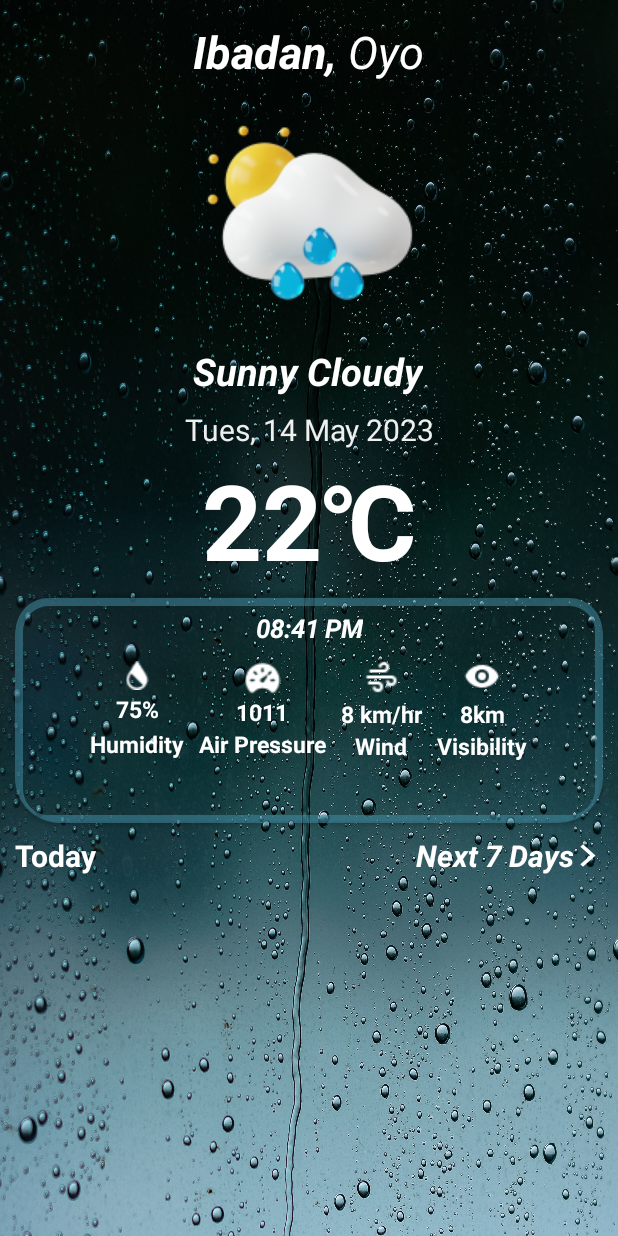
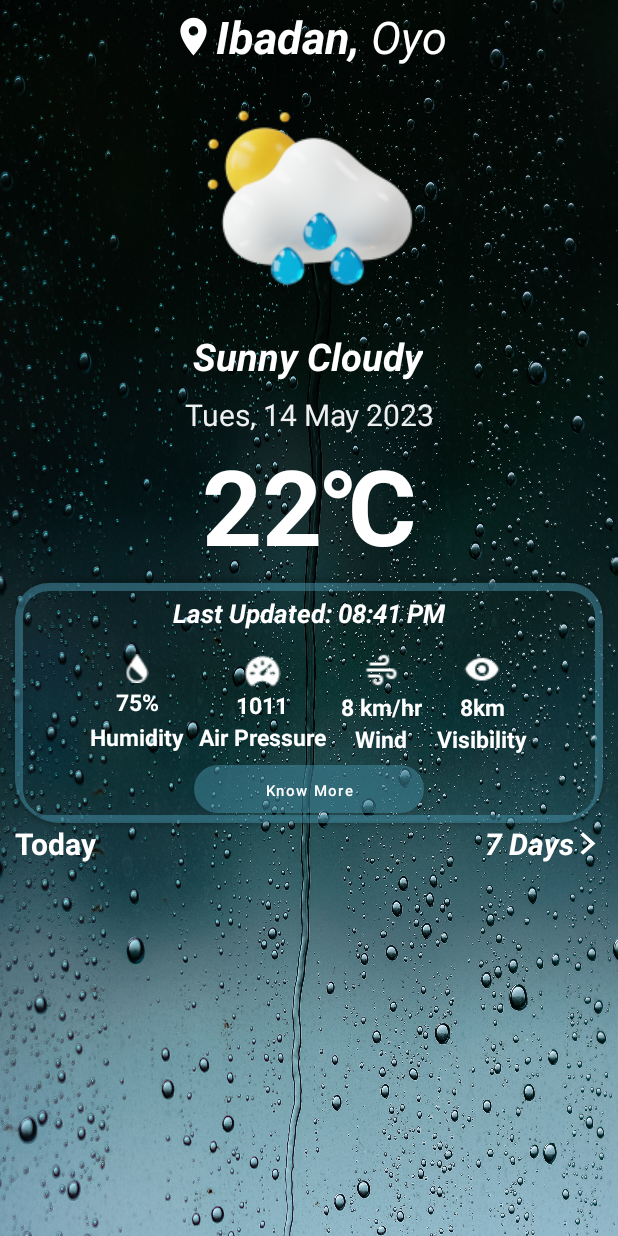
Before and after one commit to Toluwanimi9259/SkyCast, an Android app: the screen it shows after launch (MainActivity), on a phone screen of 412 x 824 dp. Run offline under Robolectric (Android 15) with nearby library versions, the phone set to English and light mode, and no system bars; our stand-ins replace Dagger/Hilt's generated code, Picasso; pictures from the network do not load.

Commit message:
Made some UI changes

```diff
--- /dev/null
+++ b/app/src/main/res/drawable/baseline_location_on_24.xml
@@ -0,0 +1,5 @@
+<vector android:height="30dp" android:tint="#FFFFFF"
+    android:viewportHeight="24" android:viewportWidth="24"
+    android:width="30dp" xmlns:android="http://schemas.android.com/apk/res/android">
+    <path android:fillColor="@android:color/white" android:pathData="M12,2C8.13,2 5,5.13 5,9c0,5.25 7,13 7,13s7,-7.75 7,-13c0,-3.87 -3.13,-7 -7,-7zM12,11.5c-1.38,0 -2.5,-1.12 -2.5,-2.5s1.12,-2.5 2.5,-2.5 2.5,1.12 2.5,2.5 -1.12,2.5 -2.5,2.5z"/>
+</vector>
--- /dev/null
+++ b/app/src/main/res/drawable/know_morebtn.xml
@@ -0,0 +1,7 @@
+<?xml version="1.0" encoding="utf-8"?>
+<shape xmlns:android="http://schemas.android.com/apk/res/android" android:shape="rectangle">
+    <solid android:color="@color/sd"/>
+    <corners android:radius="50dp"/>
+
+
+</shape>
--- a/app/src/main/res/layout/fragment_main.xml
+++ b/app/src/main/res/layout/fragment_main.xml
@@ -7,7 +7,6 @@
     android:layout_height="match_parent"
     android:background="@drawable/sps1"
     android:elevation="200dp"
-    android:padding="10dp"
     tools:context=".presentation.fragments.main.MainFragment">
 
     <ImageView
@@ -40,6 +39,7 @@
             android:layout_height="wrap_content"
             android:layout_gravity="center"
             android:text="Ibadan, "
+            android:drawableLeft="@drawable/baseline_location_on_24"
             android:textColor="@color/white"
             android:textSize="30sp"
             android:textStyle="italic|bold" />
@@ -58,11 +58,11 @@
     <LinearLayout
         android:layout_width="match_parent"
         android:layout_height="0dp"
-        android:layout_marginTop="8dp"
+        android:layout_marginEnd="10dp"
+        android:layout_marginStart="10dp"
         android:orientation="vertical"
         app:layout_constraintBottom_toBottomOf="parent"
         app:layout_constraintEnd_toEndOf="parent"
-        app:layout_constraintHorizontal_bias="0.5"
         app:layout_constraintStart_toStartOf="parent"
         app:layout_constraintTop_toBottomOf="@+id/cardView">
 
@@ -86,8 +86,8 @@
                 android:layout_width="wrap_content"
                 android:layout_height="wrap_content"
                 android:layout_weight="1"
-                android:text="Next 7 Days"
                 android:drawableRight="@drawable/baseline_arrow_forward_ios_24"
+                android:text="7 Days"
                 android:textAlignment="textEnd"
                 android:textColor="@color/white"
                 android:textSize="20sp"
@@ -98,7 +98,7 @@
         <androidx.recyclerview.widget.RecyclerView
             android:id="@+id/rV"
             android:layout_width="match_parent"
-            android:layout_height="wrap_content"
+            android:layout_height="match_parent"
             tools:listitem="@layout/card_item" />
 
     </LinearLayout>
@@ -149,6 +149,8 @@
         android:id="@+id/cardView"
         android:layout_width="match_parent"
         android:layout_height="wrap_content"
+        android:layout_marginEnd="10dp"
+        android:layout_marginStart="10dp"
         android:elevation="20dp"
         app:cardBackgroundColor="@android:color/transparent"
         app:cardCornerRadius="30dp"
@@ -159,7 +161,7 @@
 
         <androidx.constraintlayout.widget.ConstraintLayout
             android:layout_width="match_parent"
-            android:layout_height="150dp"
+            android:layout_height="160dp"
             android:layout_marginTop="5dp"
             android:background="@drawable/roujn"
             app:layout_constraintEnd_toEndOf="parent"
@@ -167,9 +169,27 @@
             app:layout_constraintStart_toStartOf="parent"
             app:layout_constraintTop_toBottomOf="@+id/textViewTemperature">
 
+            <Button
+                android:id="@+id/knowMoreBtn"
+                android:layout_width="153dp"
+                android:layout_height="32dp"
+                android:background="@drawable/know_morebtn"
+                android:text="@string/kn"
+                android:textAllCaps="false"
+                android:textSize="10sp"
+                android:textColor="@color/white"
+                android:textStyle="normal"
+                app:backgroundTint="@null"
+                app:layout_constraintBottom_toBottomOf="parent"
+                app:layout_constraintEnd_toEndOf="parent"
+                app:layout_constraintHorizontal_bias="0.5"
+                app:layout_constraintStart_toStartOf="parent"
+                app:layout_constraintTop_toBottomOf="@+id/linearLayout4" />
+
             <LinearLayout
+                android:id="@+id/linearLayout4"
                 android:layout_width="match_parent"
-                android:layout_height="match_parent"
+                android:layout_height="wrap_content"
                 android:gravity="center"
                 android:orientation="horizontal"
                 app:layout_constraintBottom_toBottomOf="parent"
@@ -188,7 +208,7 @@
                         android:id="@+id/imageViewVector"
                         android:layout_width="match_parent"
                         android:layout_height="wrap_content"
-                        android:src="@drawable/vector" />
+                        android:src="@drawable/vector1" />
 
                     <TextView
                         android:id="@+id/textViewHumidity"
@@ -324,7 +344,7 @@
                 android:layout_width="wrap_content"
                 android:layout_height="wrap_content"
                 android:layout_marginTop="8dp"
-                android:text="08:41 PM"
+                android:text="Last Updated: 08:41 PM"
                 android:textAlignment="center"
                 android:textColor="@color/white"
                 android:textSize="17sp"
--- a/app/src/main/res/navigation/nav_graph2.xml
+++ b/app/src/main/res/navigation/nav_graph2.xml
@@ -12,7 +12,12 @@
         tools:layout="@layout/fragment_main" >
         <action
             android:id="@+id/action_mainFragment_to_daysFragment"
-            app:destination="@id/daysFragment" />
+            app:destination="@id/daysFragment"
+            app:enterAnim="@android:anim/fade_in"
+            app:exitAnim="@android:anim/slide_in_left" />
+        <action
+            android:id="@+id/action_mainFragment_to_detailFragment"
+            app:destination="@id/detailFragment" />
     </fragment>
     <fragment
         android:id="@+id/daysFragment"
@@ -23,4 +28,13 @@
             android:id="@+id/action_daysFragment_to_mainFragment"
             app:destination="@id/mainFragment" />
     </fragment>
+    <fragment
+        android:id="@+id/detailFragment"
+        android:name="com.techafresh.skycast.presentation.fragments.details.DetailFragment"
+        android:label="fragment_detail"
+        tools:layout="@layout/fragment_detail" >
+        <action
+            android:id="@+id/action_detailFragment_to_mainFragment"
+            app:destination="@id/mainFragment" />
+    </fragment>
 </navigation>
--- a/app/src/main/res/values/strings.xml
+++ b/app/src/main/res/values/strings.xml
@@ -7,6 +7,7 @@
     <string name="onb3">Get the weather and stay safe</string>
     <string name="dd">22℃</string>
     <string name="cc">19°</string>
+    <string name="kn">Know More</string>
     <string name="lorem1">Quick and Easy Signup for Weather API
 WeatherAPI.com makes it super easy to integrate our realtime, daily, hourly and 15 min interval weather forecast data, historical weather, bulk request,
 </string>
```
Also changed, not shown: app/src/main/java/com/techafresh/skycast/data/retrofit/empty/Text.kt (+16 -2 lines), app/src/main/java/com/techafresh/skycast/presentation/fragments/details/DetailFragment.kt (added, +60 -0 lines), app/src/main/java/com/techafresh/skycast/presentation/fragments/main/MainFragment.kt (+20 -2 lines), app/src/main/res/layout/fragment_detail.xml (added, +14 -0 lines), app/src/main/res/drawable/vector1.png (added).
